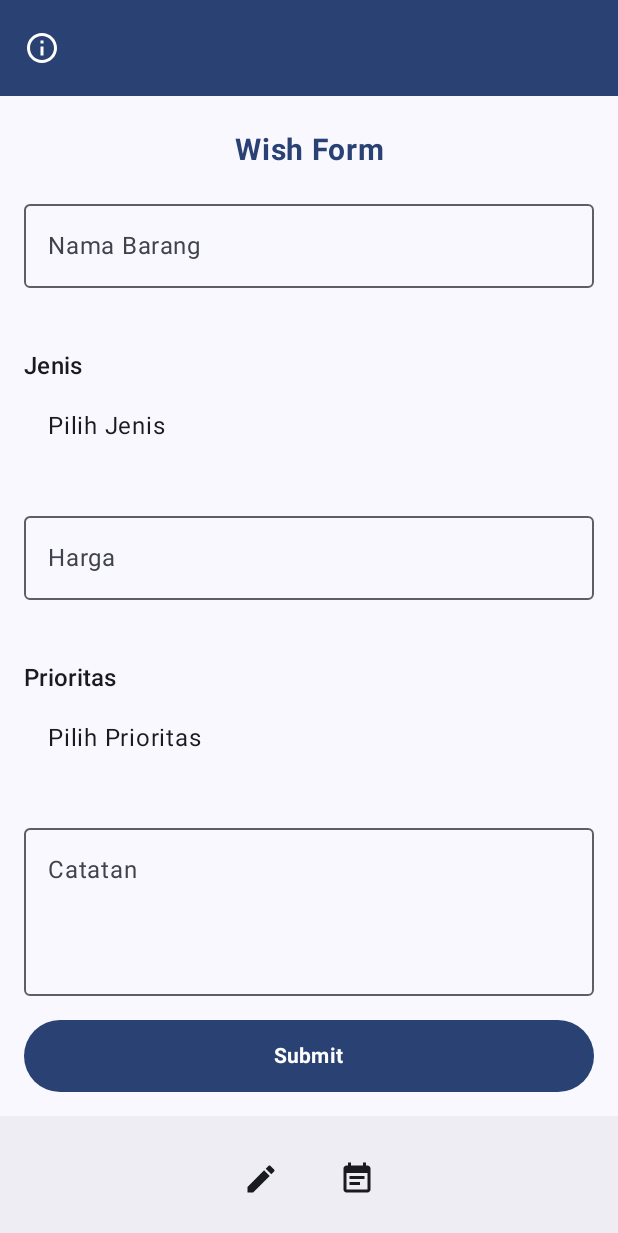
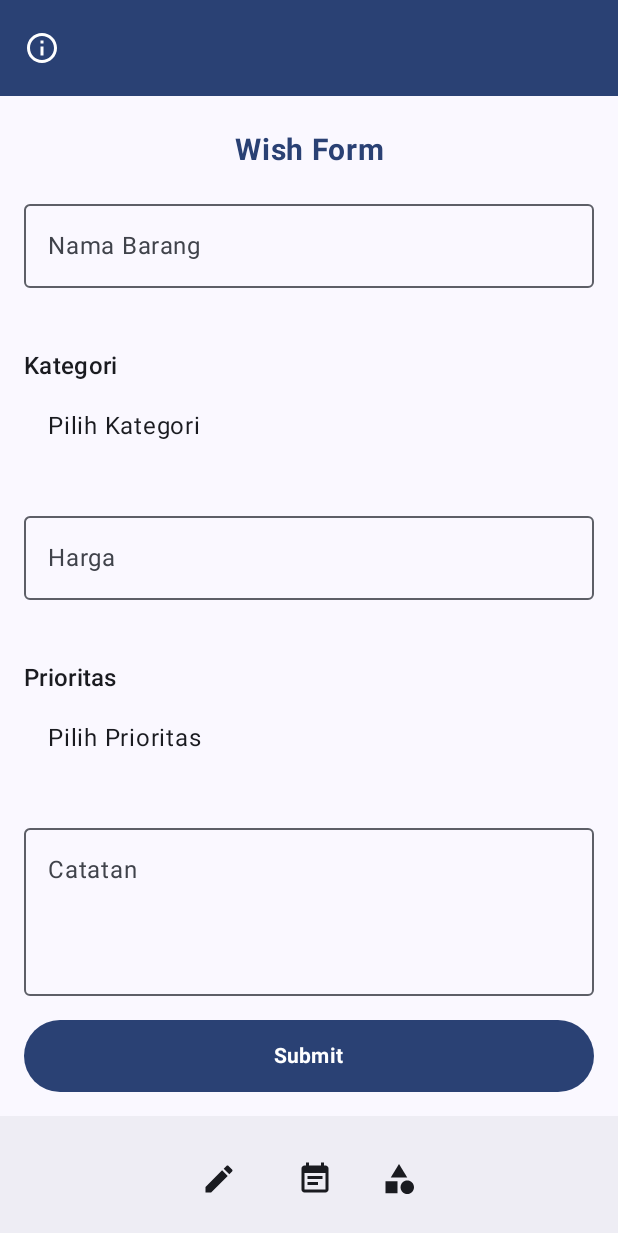
Before and after one commit to insaniaa/WishlyStack, an Android app built with Jetpack Compose: the screen it shows after launch (MainActivity), scrolled down 116 dp, on a phone screen of 412 x 824 dp. Shown: the top 1233 px of the screen. Run offline under Robolectric (Android 15) with nearby library versions, the phone set to English and light mode, and no system bars; our stand-ins replace Room's generated code.

Commit message:
Menambahkan halaman tambah kategori

```diff
--- a/app/src/main/java/com/tiyasinsania0090/wishlystack/component/BottomBar.kt
+++ b/app/src/main/java/com/tiyasinsania0090/wishlystack/component/BottomBar.kt
@@ -12,7 +12,8 @@ import com.tiyasinsania0090.wishlystack.R
 @Composable
 fun BottomBar(
     onFormClick: () -> Unit,
-    onListClick: () -> Unit
+    onListClick: () -> Unit,
+    onCategoryClick: () -> Unit
 ) {
     BottomAppBar(
         tonalElevation = 4.dp
@@ -42,6 +43,16 @@ fun BottomBar(
                     contentDescription = "List"
                 )
             }
+
+            IconButton(
+                onClick = onCategoryClick,
+                modifier = Modifier.padding(start = 8.dp)
+            ) {
+                Icon(
+                    painter = painterResource(id = R.drawable.baseline_category_24),
+                    contentDescription = "Category"
+                )
+            }
         }
     }
 }
--- a/app/src/main/java/com/tiyasinsania0090/wishlystack/navigation/NavGraph.kt
+++ b/app/src/main/java/com/tiyasinsania0090/wishlystack/navigation/NavGraph.kt
@@ -20,6 +20,7 @@ fun AppNavGraph(
         composable(Screen.Form.route) {
             FormScreen(
                 onListClick = { navController.navigate(Screen.Wishlist.route) },
+                onCategoryClick = { navController.navigate(Screen.Category.route) },
                 onInfoClick = { navController.navigate(Screen.About.route) }
             )
         }
@@ -38,6 +39,7 @@ fun AppNavGraph(
             val wishId = backStackEntry.arguments?.getInt("wishId") ?: -1
             DetailScreen(wishId, navController)
         }
+
 //        composable(
 //            route = "edit/{wishId}",
 //            arguments = listOf(navArgument("wishId") { type = NavType.IntType })
@@ -60,5 +62,10 @@ fun AppNavGraph(
             val id = navBackStackEntry.arguments?.getInt(KEY_ID_WISH)
             EditScreen(navController, id)
         }
+
+        composable(Screen.Category.route) {
+            CategoryScreen(navController)
+        }
+
     }
 }
--- a/app/src/main/java/com/tiyasinsania0090/wishlystack/screen/FormScreen.kt
+++ b/app/src/main/java/com/tiyasinsania0090/wishlystack/screen/FormScreen.kt
@@ -21,7 +21,6 @@ import androidx.lifecycle.viewmodel.compose.viewModel
 import com.tiyasinsania0090.wishlystack.R
 import com.tiyasinsania0090.wishlystack.component.BottomBar
 import com.tiyasinsania0090.wishlystack.component.SimpleDropdownSelector
-import com.tiyasinsania0090.wishlystack.model.Wish
 import com.tiyasinsania0090.wishlystack.util.ViewModelFactory
 import kotlinx.coroutines.launch
 
@@ -30,6 +29,7 @@ import kotlinx.coroutines.launch
 fun FormScreen(
     onListClick: () -> Unit,
     onInfoClick: () -> Unit,
+    onCategoryClick: () -> Unit
 ) {
     val context = LocalContext.current
     val factory = ViewModelFactory(context)
@@ -37,7 +37,6 @@ fun FormScreen(
     val data by viewModel.allWish.collectAsState()
 
     var name by rememberSaveable { mutableStateOf("") }
-    var selectedType by rememberSaveable { mutableStateOf("") }
     var selectedPriority by rememberSaveable { mutableStateOf("") }
     var notes by rememberSaveable { mutableStateOf("") }
 
@@ -45,8 +44,13 @@ fun FormScreen(
     var typeError by rememberSaveable { mutableStateOf(false) }
     var priorityError by rememberSaveable { mutableStateOf(false) }
 
-    val categoryOptions = listOf("Makanan", "Barang", "Lainnya")
+//    val categoryOptions = listOf("Makanan", "Barang", "Lainnya")
     val priorityOptions = listOf("Tinggi", "Sedang", "Rendah")
+
+    var selectedCategoryId by remember { mutableStateOf<Int?>(null) }
+    val kategorilist by viewModel.kategoriList.collectAsState()
+    val categoryNames = kategorilist.map { it.name }
+    val selectedCategoryName = kategorilist.find { it.id == selectedCategoryId }?.name ?: ""
 
     var price by rememberSaveable { mutableStateOf("") }
     var priceError by rememberSaveable { mutableStateOf(false) }
@@ -57,7 +61,8 @@ fun FormScreen(
         bottomBar = {
             BottomBar(
                 onFormClick = { /* Stay on form */ },
-                onListClick = onListClick
+                onListClick = onListClick,
+                onCategoryClick = onCategoryClick
             )
         },
         topBar = {
@@ -140,14 +145,16 @@ fun FormScreen(
             )
 
             SimpleDropdownSelector(
-                label = "Jenis",
-                options = categoryOptions,
-                selectedOption = selectedType,
-                onOptionSelected = {
-                    selectedType = it
+                label = "Kategori",
+                options = categoryNames,
+                selectedOption = selectedCategoryName,
+                onOptionSelected = { selectedName ->
+                    val selected = kategorilist.find { it.name == selectedName }
+                    selectedCategoryId = selected?.id
                     typeError = false
                 }
             )
+
             if (typeError) {
                 Text(
                     "Jenis tidak boleh kosong",
@@ -202,23 +209,15 @@ fun FormScreen(
             Button(
                 onClick = {
                     nameError = name.isBlank()
-                    typeError = selectedType.isBlank()
+                    typeError = selectedCategoryId == null
                     priorityError = selectedPriority.isBlank()
                     priceError = price.isBlank() || price.toDoubleOrNull() == null
 
                     if (!nameError && !typeError && !priorityError && !priceError) {
-                        val wish = Wish(
-                            name = name,
-                            categoryId = 0,
-                            price = price.toDouble(),
-                            priority = selectedPriority,
-                            description = notes
-                        )
-
                         coroutineScope.launch {
                             viewModel.insert(
                                 name = name,
-                                categoryId = 0,
+                                categoryId = selectedCategoryId!!,
                                 price = price.toDouble(),
                                 priority = selectedPriority,
                                 description = notes
--- a/app/src/main/java/com/tiyasinsania0090/wishlystack/screen/WishlistScreen.kt
+++ b/app/src/main/java/com/tiyasinsania0090/wishlystack/screen/WishlistScreen.kt
@@ -23,10 +23,8 @@ import androidx.lifecycle.viewmodel.compose.viewModel
 import androidx.navigation.NavHostController
 import com.tiyasinsania0090.wishlystack.component.WishItem
 import com.tiyasinsania0090.wishlystack.component.BottomBar
-import com.tiyasinsania0090.wishlystack.model.Wish
 import com.tiyasinsania0090.wishlystack.R
 import com.tiyasinsania0090.wishlystack.util.ViewModelFactory
-import kotlinx.coroutines.flow.StateFlow
 
 @OptIn(ExperimentalMaterial3Api::class)
 @Composable
@@ -75,7 +73,8 @@ fun WishlistScreen(navController: NavHostController) {
         bottomBar = {
             BottomBar(
                 onFormClick = { navController.navigate(Screen.Form.route) },
-                onListClick = { navController.navigate(Screen.Wishlist.route) }
+                onListClick = { navController.navigate(Screen.Wishlist.route) },
+                onCategoryClick = { navController.navigate(Screen.Category.route)}
             )
         }
     ) { padding ->
--- a/app/src/main/java/com/tiyasinsania0090/wishlystack/screen/screen.kt
+++ b/app/src/main/java/com/tiyasinsania0090/wishlystack/screen/screen.kt
@@ -5,6 +5,7 @@ sealed class Screen(val route: String) {
     data object Form : Screen("form")
     data object About : Screen("about")
     data object Splash : Screen("loading")
+    data object Category : Screen("category")
     data object Edit : Screen("edit/{$KEY_ID_WISH}") {
         fun withId(id: Int) = "edit/$id"
     }
--- /dev/null
+++ b/app/src/main/res/drawable/baseline_add_circle_outline_24.xml
@@ -0,0 +1,5 @@
+<vector xmlns:android="http://schemas.android.com/apk/res/android" android:height="24dp" android:tint="#614A7D" android:viewportHeight="24" android:viewportWidth="24" android:width="24dp">
+
+    <path android:fillColor="@android:color/white" android:pathData="M13,7h-2v4L7,11v2h4v4h2v-4h4v-2h-4L13,7zM12,2C6.48,2 2,6.48 2,12s4.48,10 10,10 10,-4.48 10,-10S17.52,2 12,2zM12,20c-4.41,0 -8,-3.59 -8,-8s3.59,-8 8,-8 8,3.59 8,8 -3.59,8 -8,8z"/>
+
+</vector>
--- /dev/null
+++ b/app/src/main/res/drawable/baseline_category_24.xml
@@ -0,0 +1,9 @@
+<vector xmlns:android="http://schemas.android.com/apk/res/android" android:height="24dp" android:tint="#614A7D" android:viewportHeight="24" android:viewportWidth="24" android:width="24dp">
+
+    <path android:fillColor="@android:color/white" android:pathData="M12,2l-5.5,9h11z"/>
+
+    <path android:fillColor="@android:color/white" android:pathData="M17.5,17.5m-4.5,0a4.5,4.5 0,1 1,9 0a4.5,4.5 0,1 1,-9 0"/>
+
+    <path android:fillColor="@android:color/white" android:pathData="M3,13.5h8v8H3z"/>
+
+</vector>
```
Also changed, not shown: app/src/main/java/com/tiyasinsania0090/wishlystack/screen/CategoryScreen.kt (added, +95 -0 lines), app/src/main/java/com/tiyasinsania0090/wishlystack/screen/DetailViewModel.kt (added, +29 -0 lines), app/src/main/java/com/tiyasinsania0090/wishlystack/screen/DisplayAddCategory.kt (added, +60 -0 lines).
